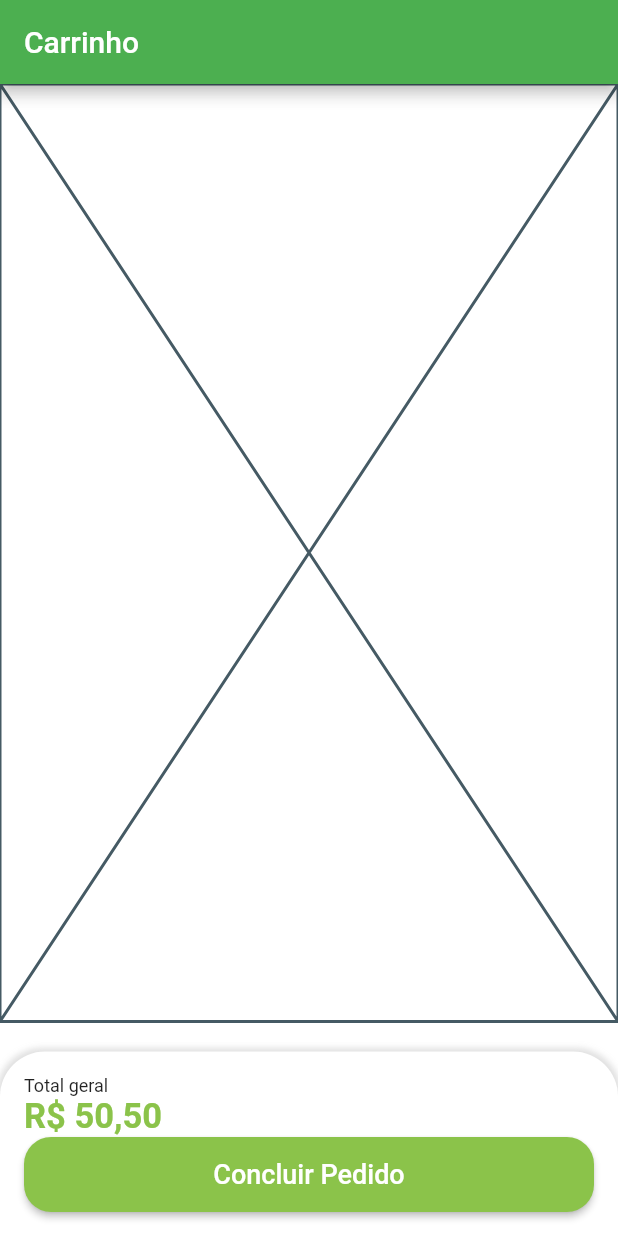
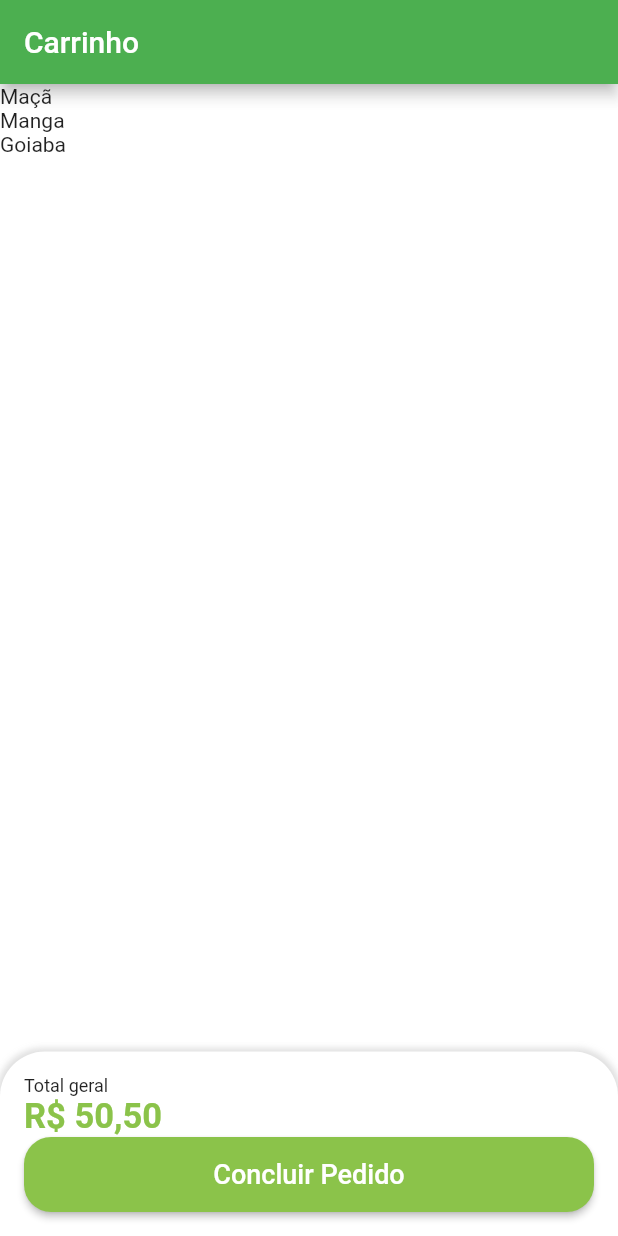
Before and after one commit to filipewb/quitandaOnline-Flutter, a Flutter app: the CartTab screen opened directly, on a phone screen of 412 x 824 dp. Run offline on Flutter 3.47's test engine with Material 2 defaults, Android fonts, the phone set to English and light mode, and no system bars; our stand-ins replace animated_text_kit, mask_text_input_formatter.

Commit message:
lista de produtos

```diff
--- a/lib/src/config/app_data.dart
+++ b/lib/src/config/app_data.dart
@@ -1,3 +1,4 @@
+import 'package:greengrocer/src/models/cart_item_model.dart';
 import 'package:greengrocer/src/models/item_model.dart';
 
 ItemModel apple = ItemModel(
@@ -71,3 +72,18 @@ List<String> categories = [
   'Temperos',
   'Cereais',
 ];
+
+List<CartItemModel> cartItems = [
+  CartItemModel(
+    item: apple,
+    quantity: 2,
+  ),
+  CartItemModel(
+    item: mango,
+    quantity: 1,
+  ),
+  CartItemModel(
+    item: guava,
+    quantity: 3,
+  ),
+];
--- /dev/null
+++ b/lib/src/models/cart_item_model.dart
@@ -0,0 +1,11 @@
+import 'item_model.dart';
+
+class CartItemModel {
+  ItemModel item;
+  int quantity;
+
+  CartItemModel({
+    required this.item,
+    required this.quantity,
+  });
+}
--- a/lib/src/pages/cart/cart_tab.dart
+++ b/lib/src/pages/cart/cart_tab.dart
@@ -1,6 +1,7 @@
 import 'package:flutter/material.dart';
 import 'package:greengrocer/src/config/custom_colors.dart';
 import 'package:greengrocer/src/services/utils_services.dart';
+import 'package:greengrocer/src/config/app_data.dart' as appData;
 
 class CartTab extends StatelessWidget {
   CartTab({super.key});
@@ -15,11 +16,13 @@ class CartTab extends StatelessWidget {
       ),
       body: Column(
         children: [
-          const Expanded(
-            child: Placeholder(),
-          ),
-          const SizedBox(
-            height: 20,
+          Expanded(
+            child: ListView.builder(
+              itemCount: appData.cartItems.length,
+              itemBuilder: (_, index) {
+                return Text(appData.cartItems[index].item.itemName);
+              },
+            ),
           ),
           Container(
             padding: const EdgeInsets.all(16),
```
